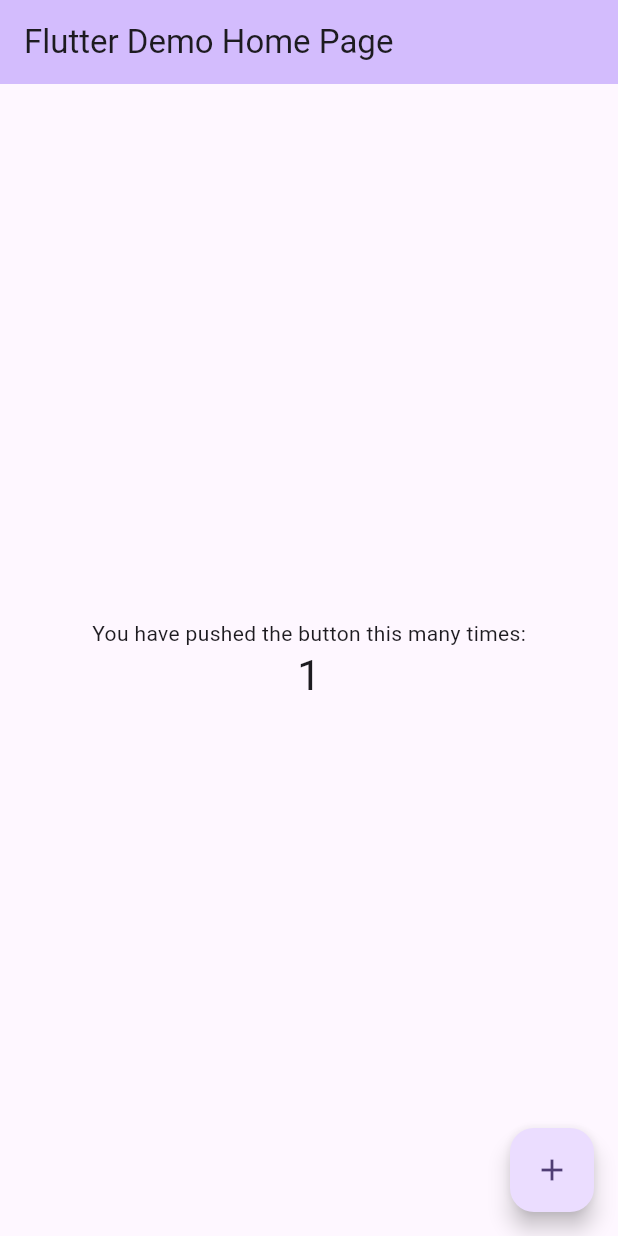
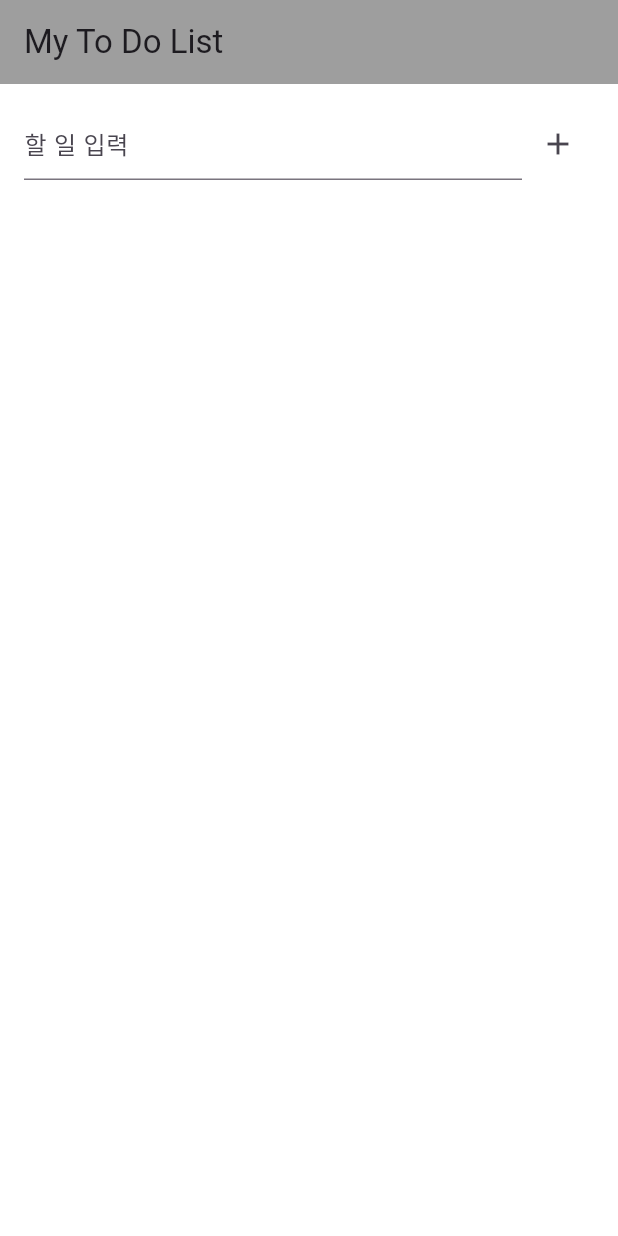
Before and after one commit to wallahi7/TODO_APP, a Flutter app: the screen it shows after launch, after a tap on the "add" icon, on a phone screen of 412 x 824 dp. Run offline on Flutter 3.47's test engine with Material 3 defaults, Android fonts, the phone set to English and light mode, and no system bars.

Commit message:
Update main.dart

```diff
--- a/lib/main.dart
+++ b/lib/main.dart
@@ -1,122 +1,115 @@
 import 'package:flutter/material.dart';
 
 void main() {
-  runApp(const MyApp());
+  runApp(MyApp());
 }
 
 class MyApp extends StatelessWidget {
-  const MyApp({super.key});
-
-  // This widget is the root of your application.
   @override
   Widget build(BuildContext context) {
     return MaterialApp(
-      title: 'Flutter Demo',
-      theme: ThemeData(
-        // This is the theme of your application.
-        //
-        // TRY THIS: Try running your application with "flutter run". You'll see
-        // the application has a purple toolbar. Then, without quitting the app,
-        // try changing the seedColor in the colorScheme below to Colors.green
-        // and then invoke "hot reload" (save your changes or press the "hot
-        // reload" button in a Flutter-supported IDE, or press "r" if you used
-        // the command line to start the app).
-        //
-        // Notice that the counter didn't reset back to zero; the application
-        // state is not lost during the reload. To reset the state, use hot
-        // restart instead.
-        //
-        // This works for code too, not just values: Most code changes can be
-        // tested with just a hot reload.
-        colorScheme: ColorScheme.fromSeed(seedColor: Colors.deepPurple),
-      ),
-      home: const MyHomePage(title: 'Flutter Demo Home Page'),
+      home: TodoPage(),
+      debugShowCheckedModeBanner: false,
     );
   }
 }
 
-class MyHomePage extends StatefulWidget {
-  const MyHomePage({super.key, required this.title});
-
-  // This widget is the home page of your application. It is stateful, meaning
-  // that it has a State object (defined below) that contains fields that affect
-  // how it looks.
-
-  // This class is the configuration for the state. It holds the values (in this
-  // case the title) provided by the parent (in this case the App widget) and
-  // used by the build method of the State. Fields in a Widget subclass are
-  // always marked "final".
-
-  final String title;
-
+class TodoPage extends StatefulWidget {
   @override
-  State<MyHomePage> createState() => _MyHomePageState();
+  State<TodoPage> createState() => _TodoPageState();
 }
 
-class _MyHomePageState extends State<MyHomePage> {
-  int _counter = 0;
+class _TodoPageState extends State<TodoPage> {
+  List<String> todos = [];
+  TextEditingController controller = TextEditingController();
 
-  void _incrementCounter() {
+  // 수정 상태 변수
+  bool isEditing = false;
+  int editingIndex = -1;
+
+  // 투두 추가나 삭제 구성하깅깅
+  void addTodo() {
+    final text = controller.text;
+    if (text.isNotEmpty) {
+      setState(() {
+        if (isEditing) {
+          todos[editingIndex] = text;
+          isEditing = false;
+          editingIndex = -1;
+        } else {
+          todos.add(text);
+        }
+        controller.clear();
+      });
+    }
+  }
+
+  // 삭제 ㄱㄱㄱ
+  void removeTodo(int index) {
     setState(() {
-      // This call to setState tells the Flutter framework that something has
-      // changed in this State, which causes it to rerun the build method below
-      // so that the display can reflect the updated values. If we changed
-      // _counter without calling setState(), then the build method would not be
-      // called again, and so nothing would appear to happen.
-      _counter++;
+      todos.removeAt(index);
+    });
+  }
+
+  // 수정 스타트트
+  void editTodo(int index) {
+    setState(() {
+      controller.text = todos[index];
+      isEditing = true;
+      editingIndex = index;
     });
   }
 
   @override
   Widget build(BuildContext context) {
-    // This method is rerun every time setState is called, for instance as done
-    // by the _incrementCounter method above.
-    //
-    // The Flutter framework has been optimized to make rerunning build methods
-    // fast, so that you can just rebuild anything that needs updating rather
-    // than having to individually change instances of widgets.
     return Scaffold(
       appBar: AppBar(
-        // TRY THIS: Try changing the color here to a specific color (to
-        // Colors.amber, perhaps?) and trigger a hot reload to see the AppBar
-        // change color while the other colors stay the same.
-        backgroundColor: Theme.of(context).colorScheme.inversePrimary,
-        // Here we take the value from the MyHomePage object that was created by
-        // the App.build method, and use it to set our appbar title.
-        title: Text(widget.title),
+        title: Text('My To Do List'),
+        backgroundColor: Colors.grey,
       ),
-      body: Center(
-        // Center is a layout widget. It takes a single child and positions it
-        // in the middle of the parent.
+      backgroundColor: Colors.white,
+      body: Padding(
+        padding: const EdgeInsets.all(16.0),
         child: Column(
-          // Column is also a layout widget. It takes a list of children and
-          // arranges them vertically. By default, it sizes itself to fit its
-          // children horizontally, and tries to be as tall as its parent.
-          //
-          // Column has various properties to control how it sizes itself and
-          // how it positions its children. Here we use mainAxisAlignment to
-          // center the children vertically; the main axis here is the vertical
-          // axis because Columns are vertical (the cross axis would be
-          // horizontal).
-          //
-          // TRY THIS: Invoke "debug painting" (choose the "Toggle Debug Paint"
-          // action in the IDE, or press "p" in the console), to see the
-          // wireframe for each widget.
-          mainAxisAlignment: MainAxisAlignment.center,
-          children: <Widget>[
-            const Text('You have pushed the button this many times:'),
-            Text(
-              '$_counter',
-              style: Theme.of(context).textTheme.headlineMedium,
+          children: [
+            Row(
+              children: [
+                Expanded(
+                  child: TextField(
+                    controller: controller,
+                    decoration: InputDecoration(hintText: '할 일 입력'),
+                  ),
+                ),
+                IconButton(
+                  icon: Icon(Icons.add),
+                  onPressed: addTodo,
+                ),
+              ],
+            ),
+            Expanded(
+              child: ListView.builder(
+                itemCount: todos.length,
+                itemBuilder: (context, index) => ListTile(
+                  title: Text(todos[index]),
+                  trailing: Row(
+                    mainAxisSize: MainAxisSize.min,
+                    children: [
+                      IconButton(
+                        icon: Icon(Icons.edit),
+                        onPressed: () => editTodo(index),
+                      ),
+                      IconButton(
+                        icon: Icon(Icons.delete),
+                        onPressed: () => removeTodo(index),
+                      ),
+                    ],
+                  ),
+                ),
+              ),
             ),
           ],
         ),
       ),
-      floatingActionButton: FloatingActionButton(
-        onPressed: _incrementCounter,
-        tooltip: 'Increment',
-        child: const Icon(Icons.add),
-      ), // This trailing comma makes auto-formatting nicer for build methods.
     );
   }
 }
```
